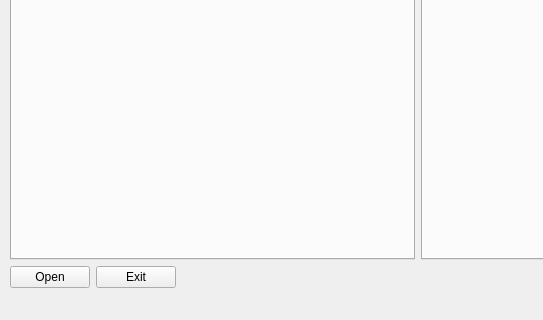
The window that python_src/30_tensor_flow_ex/ex02_bin/QtBinApp.ui (openvisual/open-visual-machine-learning) describes before a commit, drawn with Qt 5; both pictures show x 0 to 543 and y 313 to 633 of the 836 by 633 pixel window.
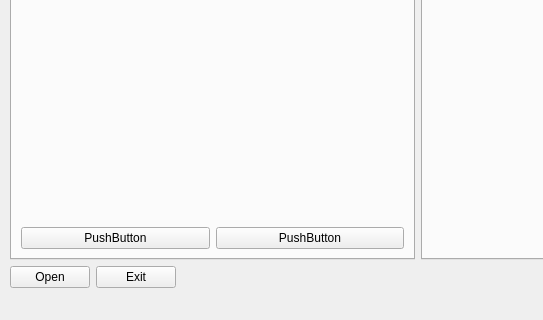
The same window after the commit. The open tabs and pages were chosen to show the change. Icons and pictures are not drawn.

What changed in the file:
```diff
--- a/python_src/30_tensor_flow_ex/ex02_bin/QtBinApp.ui
+++ b/python_src/30_tensor_flow_ex/ex02_bin/QtBinApp.ui
@@ -43,6 +43,25 @@
          <attribute name="title">
           <string>Process</string>
          </attribute>
+         <layout class="QGridLayout" name="gridLayout_3">
+          <item row="0" column="0" colspan="2">
+           <widget class="QWidget" name="widget" native="true"/>
+          </item>
+          <item row="1" column="0">
+           <widget class="QPushButton" name="pushButton">
+            <property name="text">
+             <string>PushButton</string>
+            </property>
+           </widget>
+          </item>
+          <item row="1" column="1">
+           <widget class="QPushButton" name="pushButton_2">
+            <property name="text">
+             <string>PushButton</string>
+            </property>
+           </widget>
+          </item>
+         </layout>
         </widget>
        </widget>
       </item>
```
